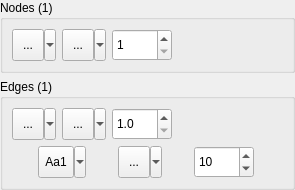
Old version of the form dpss/src/common/CNodeEdgePropertiesUI.ui in the repository ArsMasiuk/DPSE.
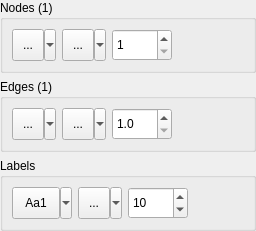
New version of the form. Custom widgets are drawn as their Qt base class.

```diff
--- a/dpss/src/common/CNodeEdgePropertiesUI.ui
+++ b/dpss/src/common/CNodeEdgePropertiesUI.ui
@@ -6,8 +6,8 @@
    <rect>
     <x>0</x>
     <y>0</y>
-    <width>295</width>
-    <height>178</height>
+    <width>256</width>
+    <height>211</height>
    </rect>
   </property>
   <property name="sizePolicy">
@@ -248,13 +248,22 @@
         </item>
        </layout>
       </item>
+     </layout>
+    </widget>
+   </item>
+   <item>
+    <widget class="QGroupBox" name="LablesBox">
+     <property name="title">
+      <string>Labels</string>
+     </property>
+     <layout class="QHBoxLayout" name="horizontalLayout">
       <item>
-       <layout class="QHBoxLayout" name="horizontalLayout">
+       <layout class="QHBoxLayout" name="horizontalLayout_4">
         <item>
-         <widget class="QFontButton" name="EdgeLabelFont">
+         <widget class="QFontButton" name="LabelFont">
           <property name="minimumSize">
            <size>
-            <width>44</width>
+            <width>60</width>
             <height>32</height>
            </size>
           </property>
@@ -270,7 +279,7 @@
          </widget>
         </item>
         <item>
-         <widget class="QSint::ColorButton" name="EdgeLabelColor">
+         <widget class="QSint::ColorButton" name="LabelColor">
           <property name="sizePolicy">
            <sizepolicy hsizetype="Fixed" vsizetype="Fixed">
             <horstretch>0</horstretch>
@@ -301,7 +310,7 @@
          </widget>
         </item>
         <item>
-         <widget class="QSpinBox" name="EdgeLabelSize">
+         <widget class="QSpinBox" name="LabelSize">
           <property name="sizePolicy">
            <sizepolicy hsizetype="Fixed" vsizetype="Fixed">
             <horstretch>0</horstretch>
@@ -331,6 +340,19 @@
           </property>
          </widget>
         </item>
+        <item>
+         <spacer name="horizontalSpacer_3">
+          <property name="orientation">
+           <enum>Qt::Horizontal</enum>
+          </property>
+          <property name="sizeHint" stdset="0">
+           <size>
+            <width>40</width>
+            <height>20</height>
+           </size>
+          </property>
+         </spacer>
+        </item>
        </layout>
       </item>
      </layout>
```
Left out of the diff: 7 changed lines with no effect on the pictures.
